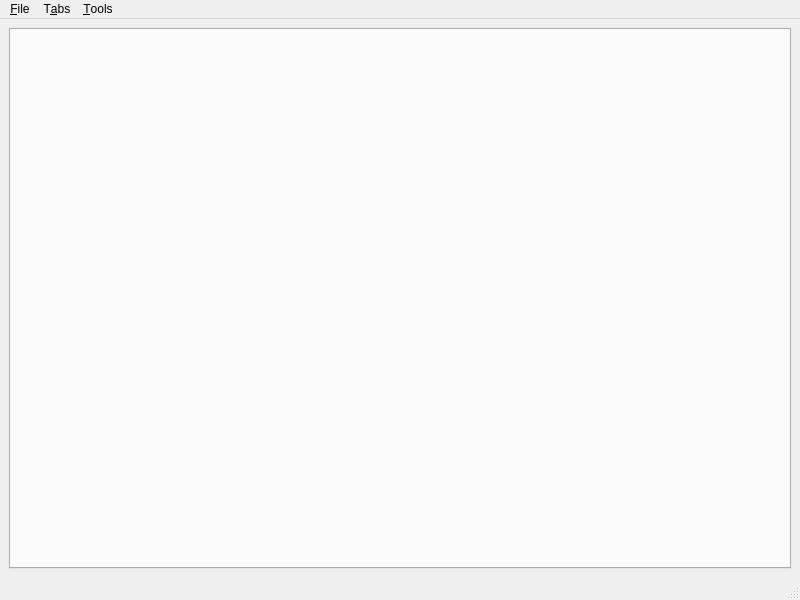
Old version of the form UI/glowbot-mainwindow.ui in the repository textbrowser/glitch.
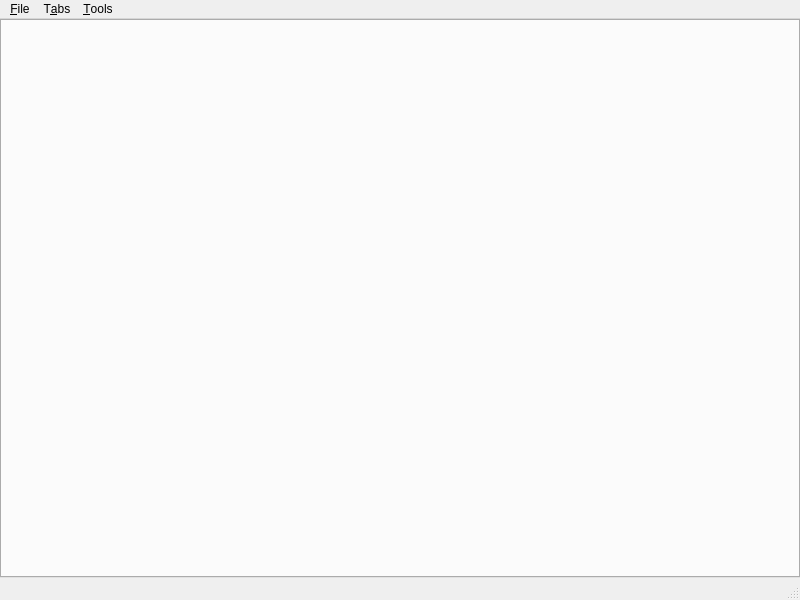
New version of the form. Icons and pictures are not drawn. Custom widgets are drawn as their Qt base class.

```diff
--- a/UI/glowbot-mainwindow.ui
+++ b/UI/glowbot-mainwindow.ui
@@ -19,6 +19,12 @@
   </property>
   <widget class="QWidget" name="centralwidget">
    <layout class="QVBoxLayout" name="verticalLayout_2">
+    <property name="spacing">
+     <number>0</number>
+    </property>
+    <property name="margin">
+     <number>0</number>
+    </property>
     <item>
      <widget class="glowbot_tab" name="tab">
       <property name="elideMode">
```
Left out of the diff: 2 changed lines with no effect on the pictures.
